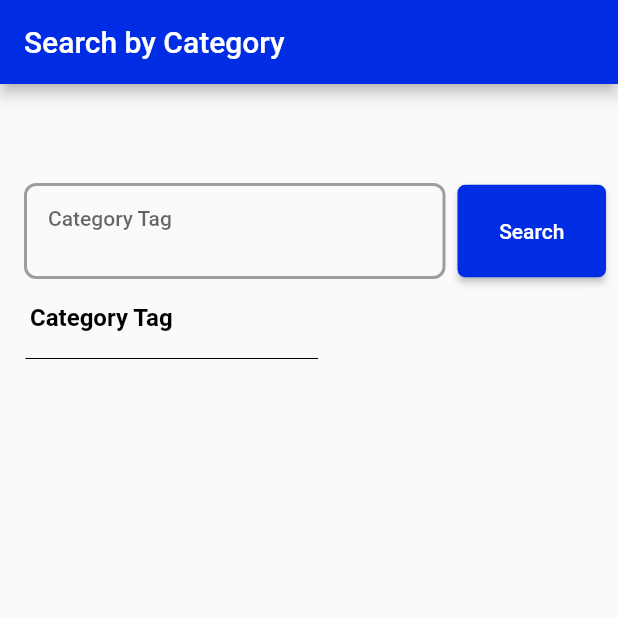
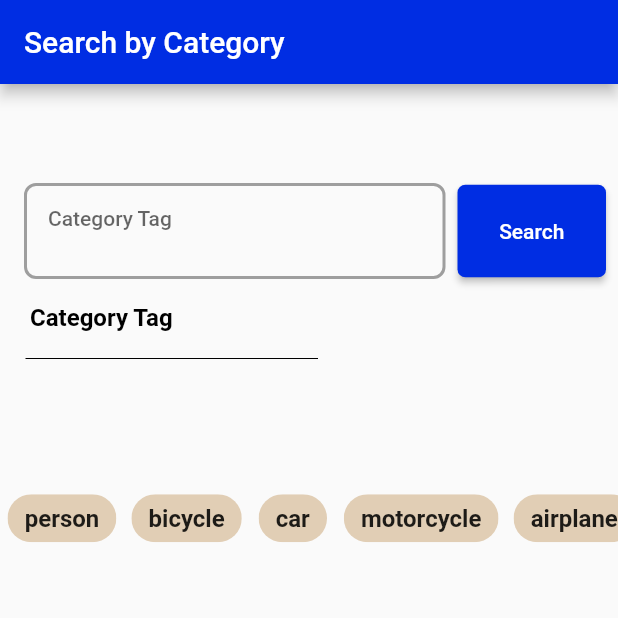
Before and after one commit to WiamNaama/Coco-Explorer-Mobile-Version, a Flutter app: the screen it shows after launch, on a phone screen of 412 x 824 dp, the top half of it. Run offline on Flutter 3.47's test engine with Material 2 defaults, Android fonts, the phone set to English and light mode, and no system bars; our stand-ins replace bloc, dio, flutter_bloc, freezed_annotation, get_it, retrofit; generated files the repository leaves out were written again.

Commit message:
Add category_tag_model, category_tag_local_data, filterChip

```diff
--- a/lib/core/themes/app_color.dart
+++ b/lib/core/themes/app_color.dart
@@ -8,3 +8,4 @@ const Color buttonTextColor = Colors.white;
 const Color secondaryColor = Colors.black;
 final Color focusedColor = Colors.blueAccent.shade200;
 const Color mainButtonColor = Color(0xff002DE3);
+const Color chipColor = Color(0xffE1CEB5);
--- /dev/null
+++ b/lib/feature/explorer/data/data_source/local_data/category_tag_data.dart
@@ -0,0 +1,59 @@
+import 'package:coco_app/feature/explorer/data/model/category_tag_model.dart';
+
+List<CategoryTag> categoryTags = [
+  CategoryTag(
+    title: "person",
+    tagNumber: 1,
+    isSelected: false,
+  ),
+  CategoryTag(
+    title: "bicycle",
+    tagNumber: 2,
+    isSelected: false,
+  ),
+  CategoryTag(
+    title: "car",
+    tagNumber: 3,
+    isSelected: false,
+  ),
+  CategoryTag(
+    title: "motorcycle",
+    tagNumber: 4,
+    isSelected: false,
+  ),
+  CategoryTag(
+    title: "airplane",
+    tagNumber: 5,
+    isSelected: false,
+  ),
+  CategoryTag(
+    title: "bus",
+    tagNumber: 6,
+    isSelected: false,
+  ),
+  CategoryTag(
+    title: "train",
+    tagNumber: 7,
+    isSelected: false,
+  ),
+  CategoryTag(
+    title: "truck",
+    tagNumber: 8,
+    isSelected: false,
+  ),
+  CategoryTag(
+    title: "boat",
+    tagNumber: 9,
+    isSelected: false,
+  ),
+  CategoryTag(
+    title: "traffic light",
+    tagNumber: 10,
+    isSelected: false,
+  ),
+  CategoryTag(
+    title: "fire hydrant",
+    tagNumber: 11,
+    isSelected: false,
+  ),
+];
--- a/lib/feature/explorer/data/data_source/explorer_web_service.dart
+++ b/lib/feature/explorer/data/data_source/remote_data/explorer_web_service.dart
@@ -1,7 +1,7 @@
 import 'package:dio/dio.dart';
 import 'package:retrofit/http.dart';
 
-import '../../../../core/constant/web_service.dart';
+import '../../../../../core/constant/web_service.dart';
 
 part 'explorer_web_service.g.dart';
 
--- a/lib/feature/explorer/data/repository/explorer_repository_impl.dart
+++ b/lib/feature/explorer/data/repository/explorer_repository_impl.dart
@@ -2,7 +2,7 @@ import 'package:coco_app/feature/explorer/data/repository/explorer_repository.da
 
 import '../../../../core/networking/api_result/api_result.dart';
 import '../../../../core/networking/exception_handler/network_error_handler.dart';
-import '../data_source/explorer_web_service.dart';
+import '../data_source/remote_data/explorer_web_service.dart';
 import '../model/search_result_model.dart';
 
 class ExplorerRepositoryImpl extends ExplorerRepository {
--- a/lib/feature/explorer/presentation/page/explorer_page.dart
+++ b/lib/feature/explorer/presentation/page/explorer_page.dart
@@ -1,3 +1,5 @@
+import 'package:coco_app/feature/explorer/data/data_source/local_data/category_tag_data.dart';
+import 'package:coco_app/feature/explorer/data/model/category_tag_model.dart';
 import 'package:coco_app/feature/explorer/presentation/widget/text_form_field_widget.dart';
 import 'package:flutter/material.dart';
 import 'package:flutter_bloc/flutter_bloc.dart';
@@ -18,6 +20,10 @@ class ExplorerPage extends StatefulWidget {
 class _ExplorerPageState extends State<ExplorerPage> {
   final formKey = GlobalKey<FormState>();
   TextEditingController textController = TextEditingController();
+
+  /// Category ids
+  List<int> categoryIds = [];
+
   @override
   Widget build(BuildContext context) {
     AppSizeConfig.init(context);
@@ -52,6 +58,13 @@ class _ExplorerPageState extends State<ExplorerPage> {
                                 fontColor: secondaryColor,
                                 fontSize: 14,
                                 maxlines: 2,
+                                onChange: (value) {
+                                  if (value.isEmpty) {
+                                    setState(() {
+                                      categoryIds.clear();
+                                    });
+                                  }
+                                },
                                 onTap: () => {},
                               ),
                             ],
@@ -68,7 +81,7 @@ class _ExplorerPageState extends State<ExplorerPage> {
                         onClick: () {
                           context
                               .read<ExplorerCubit>()
-                              .emitSearchResult([2], 1);
+                              .emitSearchResult(categoryIds, 1);
                         },
                       ),
                     )
@@ -97,6 +110,57 @@ class _ExplorerPageState extends State<ExplorerPage> {
               ),
 
               /// Chips section.
+              Expanded(
+                child: Padding(
+                  padding: const EdgeInsets.only(bottom: 380),
+                  child: ListView.builder(
+                      itemCount: categoryTags.length,
+                      scrollDirection: Axis.horizontal,
+                      itemBuilder: (BuildContext context, int index) {
+                        return Padding(
+                          padding: const EdgeInsets.all(5.0),
+                          child: FilterChip(
+                            label: Text(categoryTags[index].title),
+                            onSelected: (value) => setState(
+                              () {
+                                /// Add the tagNumber to categoryIds
+                                ///
+                                /// So we can search using this list.
+                                /// else delete it from the list when uncheck the chip.
+
+                                if (value) {
+                                  categoryIds
+                                      .add(categoryTags[index].tagNumber);
+                                  textController.text +=
+                                      "${categoryTags[index].title} ";
+                                } else {
+                                  categoryIds
+                                      .remove(categoryTags[index].tagNumber);
+                                  if (categoryIds.isEmpty) {
+                                    textController.clear();
+                                  } else {
+                                    /// Update the text inside the textformfield
+                                    ///
+                                    /// when we delete tagNumber from the categoryIds list.
+                                    textController.clear();
+                                    categoryIds.map((e) {
+                                      textController.text +=
+                                          "${categoryTags[e - 1].title} ";
+                                    }).toList();
+                                  }
+                                }
+
+                                categoryTags[index].isSelected = value;
+                              },
+                            ),
+                            checkmarkColor: Colors.white,
+                            selected: categoryTags[index].isSelected,
+                            backgroundColor: chipColor,
+                          ),
+                        );
+                      }),
+                ),
+              ),
             ],
           ),
         ));
--- a/lib/injection_container.dart
+++ b/lib/injection_container.dart
@@ -4,7 +4,7 @@ import 'package:get_it/get_it.dart';
 import 'core/networking/dio_config/dio_config.dart';
 import 'core/networking/exception_handler/network_error_handler.dart';
 import 'core/networking/exception_handler/network_error_handler_impl.dart';
-import 'feature/explorer/data/data_source/explorer_web_service.dart';
+import 'feature/explorer/data/data_source/remote_data/explorer_web_service.dart';
 import 'feature/explorer/data/repository/explorer_repository.dart';
 import 'feature/explorer/data/repository/explorer_repository_impl.dart';
 
```
Also changed, not shown: lib/feature/explorer/data/model/category_tag_model.dart (added, +11 -0 lines), lib/feature/explorer/data/data_source/remote_data/explorer_web_service.g.dart (renamed from lib/feature/explorer/data/data_source/explorer_web_service.g.dart).
